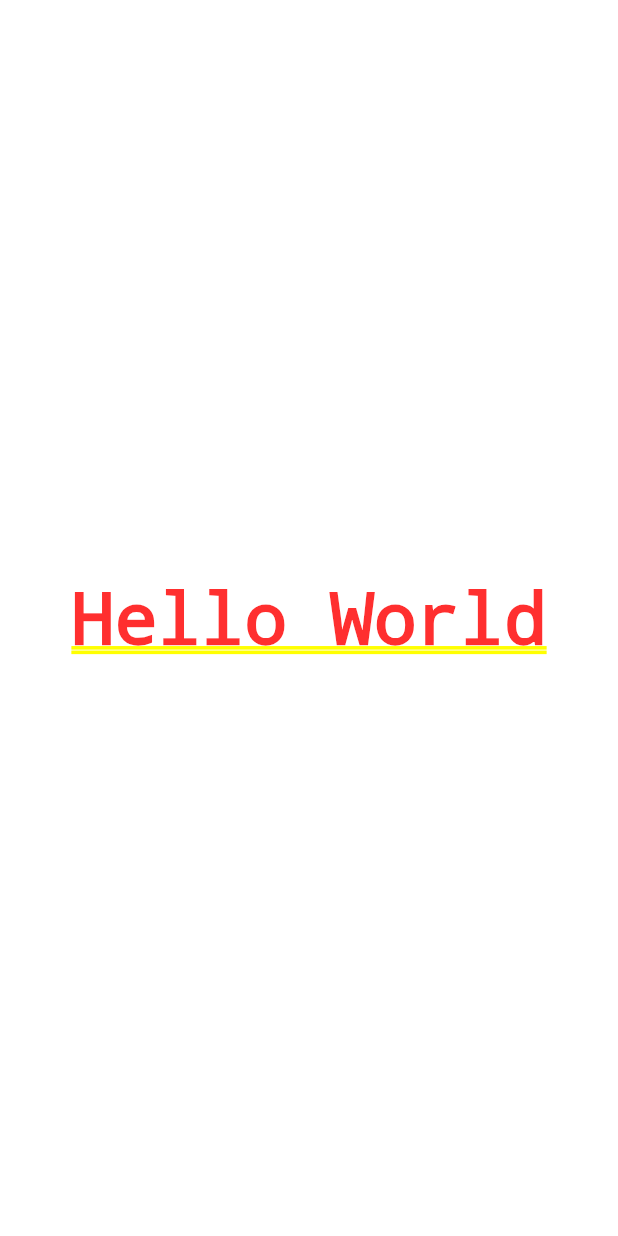
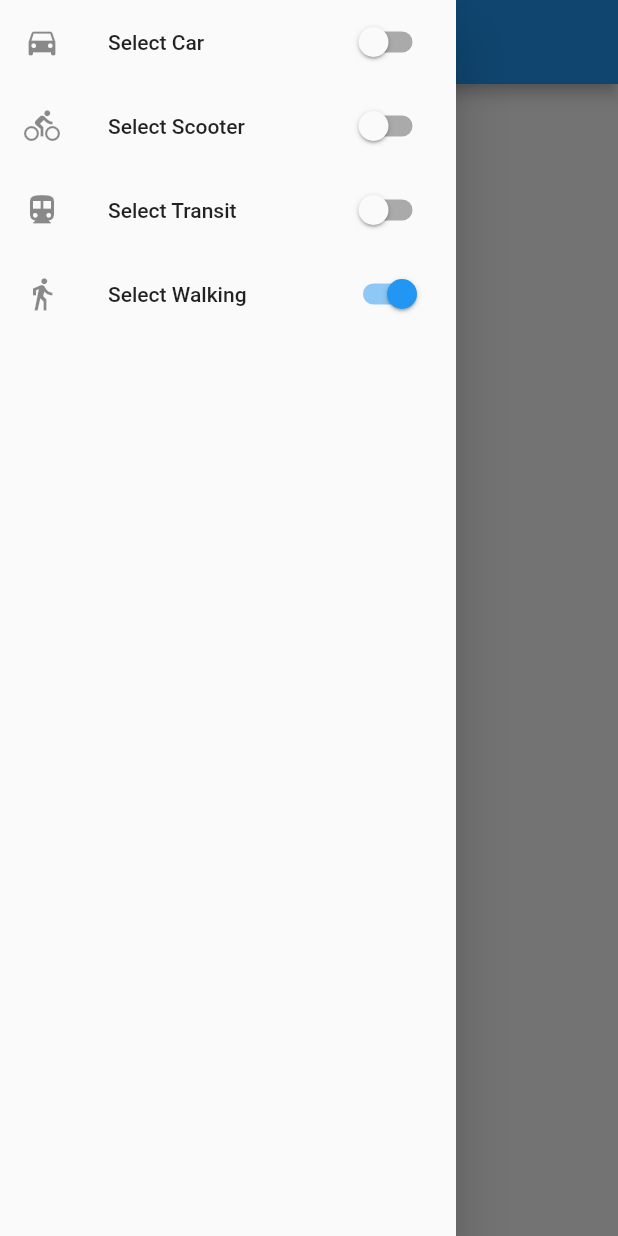
Before and after one commit to hungrymonkey/hacklamobility_2018, a Flutter app: the screen it shows after launch, with the side drawer open (before the commit the screen has no drawer), on a phone screen of 412 x 824 dp. Run offline on Flutter 3.47's test engine with Material 2 defaults, Android fonts, the phone set to English and light mode, and no system bars.

Commit message:
added a drawer

```diff
--- a/lib/main.dart
+++ b/lib/main.dart
@@ -1,7 +1,7 @@
 import 'package:flutter/material.dart';
 
 
-import './map_settings.dart';
+//import './map_settings.dart';
 import './map_types.dart';
 import './map_home.dart';
 
@@ -37,7 +37,7 @@ class MyAppState extends State<MyApp> {
       ),
       routes: <String, WidgetBuilder>{
         '/':          (BuildContext context) => MapHome(_configuration, configurationUpdater),
-        '/settings':  (BuildContext context) => MapSettings(_configuration, configurationUpdater)
+        //'/settings':  (BuildContext context) => MapSettings(_configuration, configurationUpdater)
       },
     );
   }
--- /dev/null
+++ b/lib/map_drawer.dart
@@ -0,0 +1,87 @@
+import 'package:flutter/material.dart';
+
+import 'map_types.dart';
+
+class MapDrawer extends StatefulWidget {
+    const MapDrawer(this.configuration, this.updater);
+    final MapConfiguration configuration;
+    final ValueChanged<MapConfiguration> updater;
+    @override
+    MapDrawerState createState() => MapDrawerState();
+}
+class MapDrawerState extends State<MapDrawer> {
+
+  void _handleCarChange(bool value) {
+    sendUpdates(widget.configuration.copywith(car: value));
+  }
+  void _handleTransitChange(bool value) {
+    sendUpdates(widget.configuration.copywith(transit: value));
+  }
+  void _handleScooterChange(bool value) {
+    sendUpdates(widget.configuration.copywith(scooter: value));
+  }
+
+
+  void _handleWalkingChange(bool value) {
+    sendUpdates(widget.configuration.copywith(walking: value));
+  }
+
+  Widget buildAppBar(BuildContext context) {
+      return AppBar(
+        title: const Text('Settings')
+      );
+  }
+  void sendUpdates(MapConfiguration value) {
+    if (widget.updater != null)
+      widget.updater(value);
+  }
+
+  Widget buildSettingsPane(BuildContext context) {
+    final List<Widget> rows = <Widget>[
+      ListTile(
+          leading: const Icon(Icons.directions_car),
+          title: const Text('Select Car'),
+          onTap: () { _handleCarChange(!widget.configuration.car); },
+          trailing: Switch(
+            value: widget.configuration.car,
+            onChanged: _handleCarChange,
+          ),
+      ),
+      ListTile(
+          leading: const Icon(Icons.directions_bike),
+          title: const Text('Select Scooter'),
+          onTap: () { _handleScooterChange(!widget.configuration.scooter); },
+          trailing: Switch(
+            value: widget.configuration.scooter,
+            onChanged: _handleScooterChange,
+          ),
+      ),
+      ListTile(
+          leading: const Icon(Icons.directions_transit),
+          title: const Text('Select Transit'),
+          onTap: () { _handleTransitChange(!widget.configuration.transit); },
+          trailing: Switch(
+            value: widget.configuration.transit,
+            onChanged: _handleTransitChange,
+          ),
+      ),
+      ListTile(
+          leading: const Icon(Icons.directions_walk),
+          title: const Text('Select Walking'),
+          onTap: () { _handleWalkingChange(!widget.configuration.walking); },
+          trailing: Switch(
+            value: widget.configuration.walking,
+            onChanged: _handleWalkingChange,
+          ),
+      ),
+    ];
+    return ListView(children: rows);
+  }
+  @override
+  Widget build(BuildContext context){
+    return Drawer(
+      child: buildSettingsPane(context)
+
+    );
+  }
+}
--- a/lib/map_home.dart
+++ b/lib/map_home.dart
@@ -1,6 +1,7 @@
 import 'package:flutter/material.dart';
 
 import 'map_types.dart';
+import 'map_drawer.dart';
 class MapHome extends StatefulWidget {
   const MapHome( this.configuration, this.updater);
 
@@ -11,9 +12,25 @@ class MapHome extends StatefulWidget {
 }
 
 class MapHomeState extends State<MapHome> {
+
+  void configurationUpdater(MapConfiguration value){
+    sendUpdates(value);
+  }
+  void sendUpdates(MapConfiguration value) {
+    if (widget.updater != null)
+      widget.updater(value);
+  }
+
+  Widget _buildDrawer(BuildContext context) {
+    return MapDrawer(widget.configuration, configurationUpdater);
+  }
   @override
     Widget build(BuildContext context) {
       // TODO: implement build
-      return Center(child: Text("Hello World"),);
+      return Scaffold(
+        appBar: AppBar( title: Text('MyMap')),
+        body: Center(child: Text("Hello World"),),
+        drawer: _buildDrawer(context),
+      );
     }
 }
```
